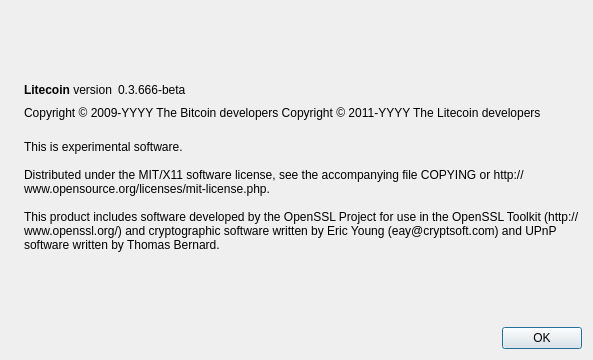
This is src/qt/forms/aboutdialog.ui in AbdulRayhman/CGX-Coin as Qt 5 draws it before an edit. The edited form follows.
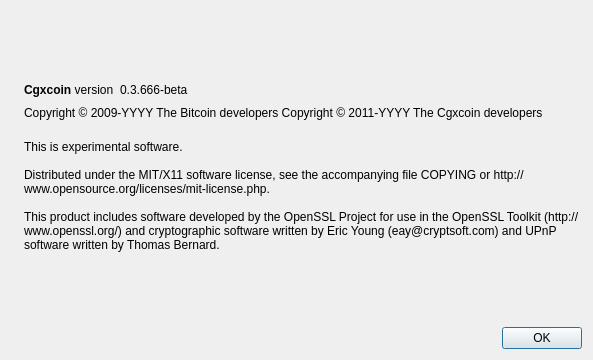
This is the edited form. Icons and pictures are not drawn.

```diff
--- a/src/qt/forms/aboutdialog.ui
+++ b/src/qt/forms/aboutdialog.ui
@@ -50,7 +50,7 @@
           <cursorShape>IBeamCursor</cursorShape>
          </property>
          <property name="text">
-          <string>&lt;b&gt;Litecoin&lt;/b&gt; version</string>
+          <string>&lt;b&gt;Cgxcoin&lt;/b&gt; version</string>
          </property>
          <property name="textInteractionFlags">
           <set>Qt::LinksAccessibleByMouse|Qt::TextSelectableByKeyboard|Qt::TextSelectableByMouse</set>
@@ -92,7 +92,7 @@
        </property>
        <property name="text">
         <string notr="true">Copyright &amp;copy; 2009-YYYY The Bitcoin developers
-Copyright &amp;copy; 2011-YYYY The Litecoin developers</string>
+Copyright &amp;copy; 2011-YYYY The Cgxcoin developers</string>
        </property>
        <property name="textFormat">
         <enum>Qt::RichText</enum>
```
Left out of the diff: 2 changed lines with no effect on the pictures.
